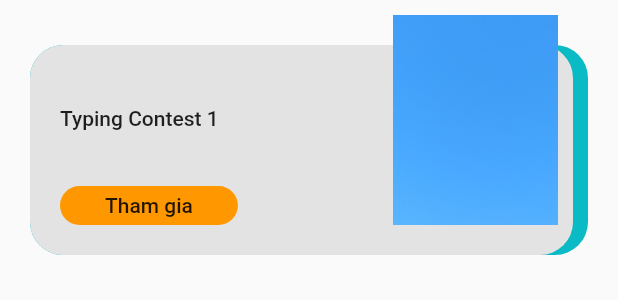
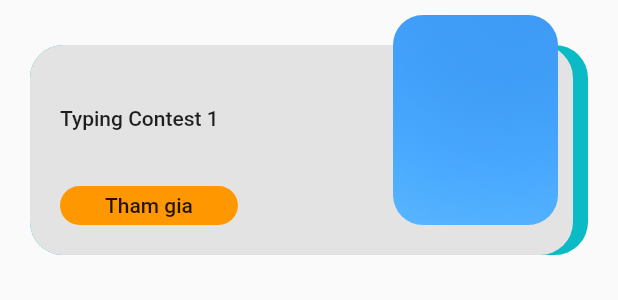
Before and after one commit to Nhat-An-GitOrganization/typing_contest_mobile, a Flutter app: the ContestCard widget shown alone on an empty page, opened directly with sample values from the repository, on a phone screen of 412 x 824 dp. Shown: the top 300 px of the screen. Run offline on Flutter 3.47's test engine with Material 2 defaults, Android fonts, the phone set to English and light mode, and no system bars; our stand-ins replace awesome_dialog, curved_navigation_bar, firebase_auth, firebase_core, flutter_svg, google_sign_in and 1 more; accounts and stored records are empty.

Commit message:
border_radius_picture_contest

```diff
--- a/lib/component/contest/contest_card.dart
+++ b/lib/component/contest/contest_card.dart
@@ -52,9 +52,12 @@ class ContestCard extends StatelessWidget {
               padding: const EdgeInsets.symmetric(horizontal: 20),
               height: 120,
               width: 150,
-              child: Image.asset(
-                ct.image,
-                fit: BoxFit.cover,
+              child: ClipRRect(
+                borderRadius: BorderRadius.circular(20),
+                child: Image.asset(
+                  ct.image,
+                  fit: BoxFit.cover,
+                ),
               ),
             ),
           ),
```
